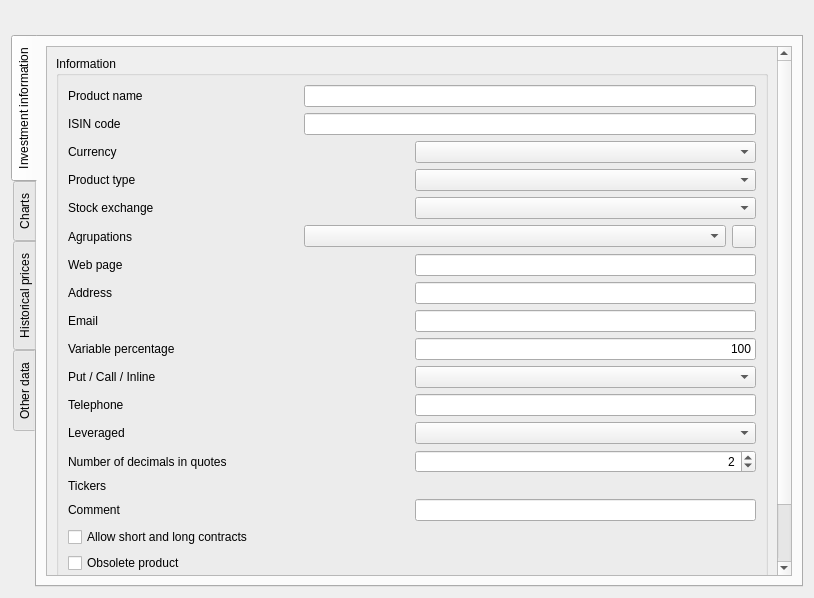
Above: xulpymoney/ui/frmProductReport.ui from turulomio/xulpymoney before the change. Below: the same form after it.
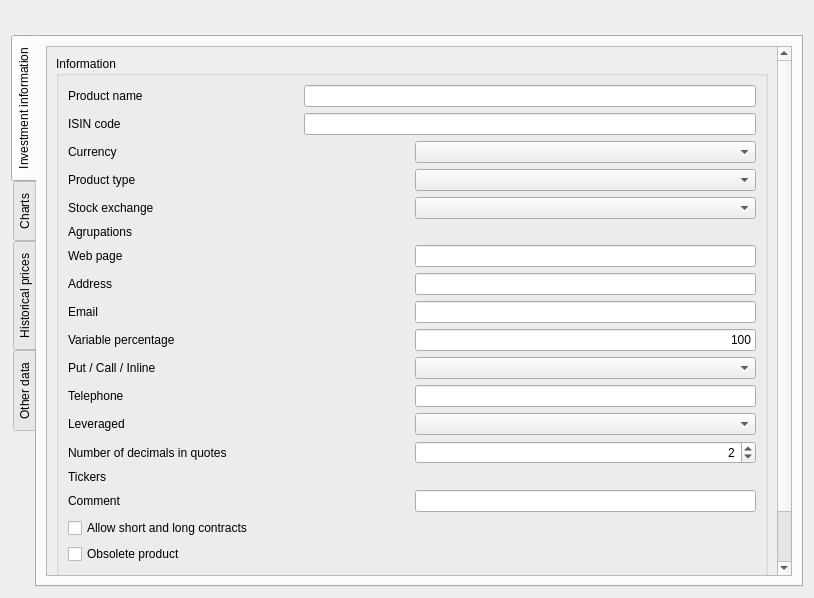
That is the form after the change. The open tabs and pages were chosen to show the change. Icons and pictures are not drawn. Custom widgets are drawn as their Qt base class.

Commit message: First version of product maintenance

Patch:
```diff
--- a/xulpymoney/ui/frmProductReport.ui
+++ b/xulpymoney/ui/frmProductReport.ui
@@ -80,7 +80,7 @@
                 <x>0</x>
                 <y>0</y>
                 <width>726</width>
-                <height>798</height>
+                <height>784</height>
                </rect>
               </property>
               <layout class="QHBoxLayout" name="horizontalLayout_31">
@@ -240,15 +240,7 @@
                        </widget>
                       </item>
                       <item>
-                       <widget class="QComboBox" name="cmbAgrupations"/>
-                      </item>
-                      <item>
-                       <widget class="QToolButton" name="cmdAgrupations">
-                        <property name="icon">
-                         <iconset resource="../images/xulpymoney.qrc">
-                          <normaloff>:/xulpymoney/search.png</normaloff>:/xulpymoney/search.png</iconset>
-                        </property>
-                       </widget>
+                       <widget class="cmbManagerSelector" name="cmsAgrupations" native="true"/>
                       </item>
                      </layout>
                     </item>
@@ -1326,6 +1318,12 @@
    <header location="global">myqtablewidget</header>
    <container>1</container>
   </customwidget>
+  <customwidget>
+   <class>cmbManagerSelector</class>
+   <extends>QWidget</extends>
+   <header location="global">frmSelector</header>
+   <container>1</container>
+  </customwidget>
  </customwidgets>
  <resources>
   <include location="../images/xulpymoney.qrc"/>
```
Left out of the diff: 4 changed lines with no effect on the pictures. The commit also changes 10 other files.
